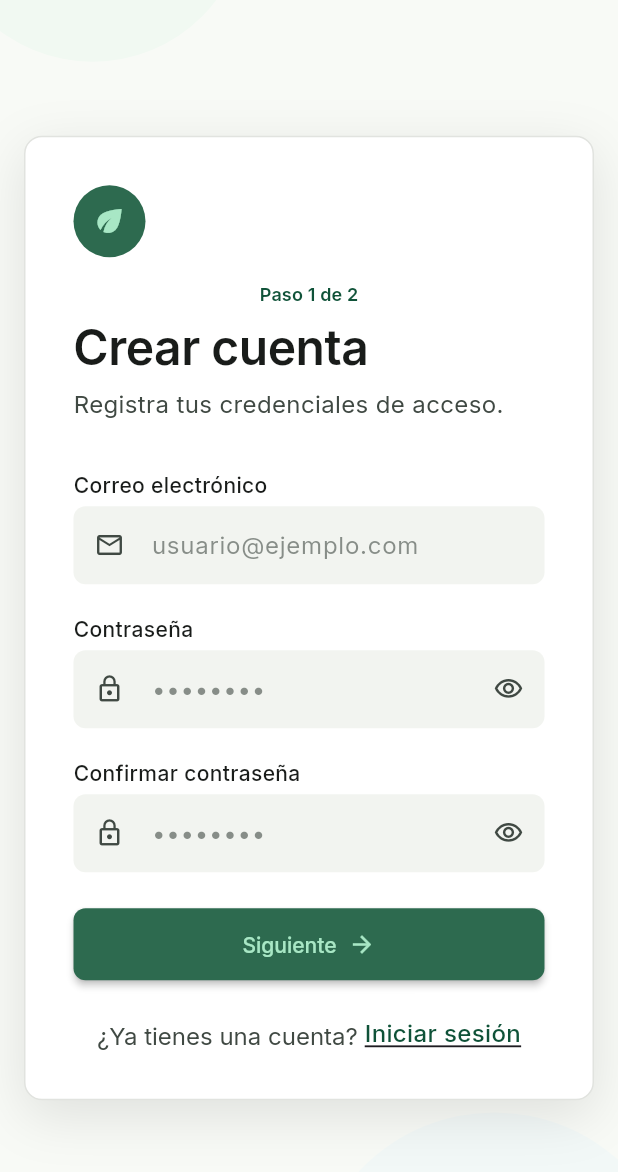
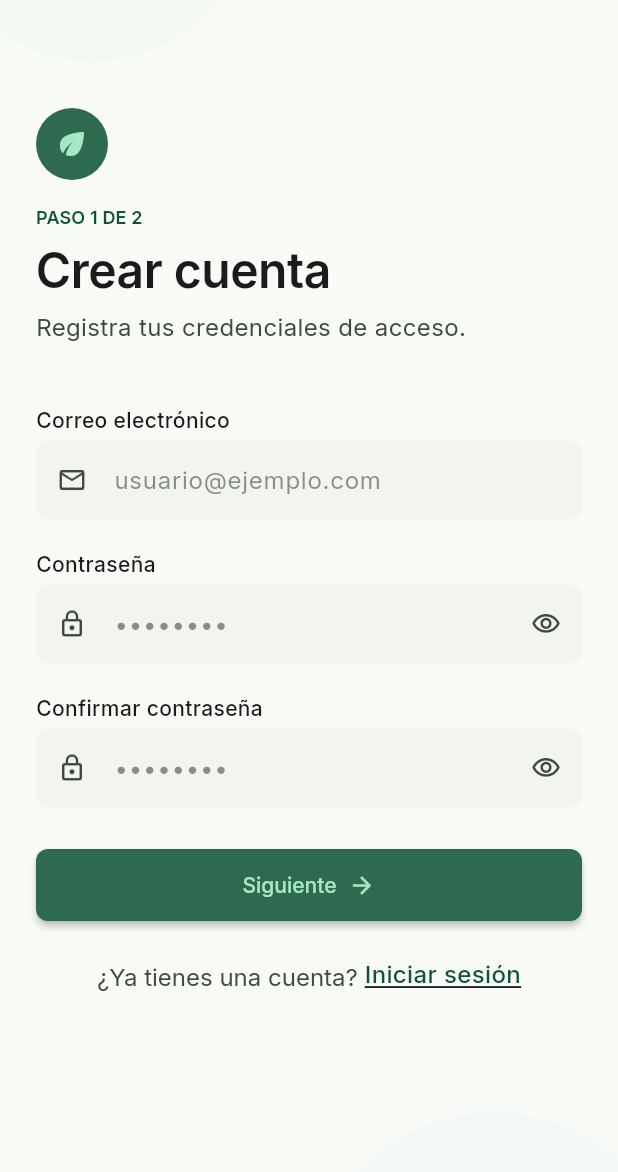
Before and after one commit to FaridAquino/EcoAlerta, a Flutter app: the screen it shows after launch, after a tap on "Crear cuenta", on a phone screen of 412 x 824 dp. Shown: the top 1172 px of the screen. Run offline on Flutter 3.47's test engine with Material 3 defaults, Android fonts, the phone set to English and light mode, and no system bars; our stand-ins replace flutter_dotenv, flutter_map, flutter_riverpod, flutter_secure_storage, go_router, google_fonts and 1 more.

Commit message:
feat: login y registro en pantalla completa sin recuadro

```diff
--- a/eco_alerta/lib/features/auth/presentation/screens/login_screen.dart
+++ b/eco_alerta/lib/features/auth/presentation/screens/login_screen.dart
@@ -1,4 +1,5 @@
 import 'package:flutter/material.dart';
+import 'package:flutter/services.dart';
 import 'package:flutter_riverpod/flutter_riverpod.dart';
 import 'package:go_router/go_router.dart';
 import 'package:google_fonts/google_fonts.dart';
@@ -20,6 +21,17 @@ class _LoginScreenState extends ConsumerState<LoginScreen> {
   final _passCtrl = TextEditingController();
 
   @override
+  void initState() {
+    super.initState();
+    SystemChrome.setSystemUIOverlayStyle(
+      const SystemUiOverlayStyle(
+        statusBarColor: Colors.transparent,
+        statusBarIconBrightness: Brightness.dark,
+      ),
+    );
+  }
+
+  @override
   void dispose() {
     _emailCtrl.dispose();
     _passCtrl.dispose();
@@ -31,9 +43,7 @@ class _LoginScreenState extends ConsumerState<LoginScreen> {
     final ok = await ref
         .read(authProvider.notifier)
         .login(_emailCtrl.text.trim(), _passCtrl.text);
-    if (ok && mounted) {
-      context.go('/home');
-    }
+    if (ok && mounted) context.go('/home');
   }
 
   @override
@@ -44,47 +54,29 @@ class _LoginScreenState extends ConsumerState<LoginScreen> {
     ref.listen(authProvider, (_, next) {
       if (next is AuthError) {
         ScaffoldMessenger.of(context).showSnackBar(
-          SnackBar(
-            content: Text(next.message),
-            backgroundColor: AppColors.error,
-          ),
+          SnackBar(content: Text(next.message), backgroundColor: AppColors.error),
         );
         ref.read(authProvider.notifier).clearError();
       }
     });
 
     return Scaffold(
+      extendBodyBehindAppBar: true,
       backgroundColor: AppColors.background,
       body: Stack(
         children: [
-          _DecorativeBackground(),
+          const _DecorativeBackground(),
           SafeArea(
-            child: Center(
             child: SingleChildScrollView(
-                padding: const EdgeInsets.symmetric(horizontal: 16, vertical: 24),
-                child: ConstrainedBox(
-                  constraints: const BoxConstraints(maxWidth: 400),
-                  child: Container(
-                    padding: const EdgeInsets.all(32),
-                    decoration: BoxDecoration(
-                      color: AppColors.surfaceContainerLowest,
-                      borderRadius: BorderRadius.circular(12),
-                      border: Border.all(color: AppColors.surfaceVariant),
-                      boxShadow: const [
-                        BoxShadow(
-                          color: Color(0x1A000000),
-                          blurRadius: 30,
-                          offset: Offset(0, 10),
-                        ),
-                      ],
-                    ),
+              padding: const EdgeInsets.symmetric(horizontal: 24, vertical: 24),
               child: Form(
                 key: _formKey,
                 child: Column(
-                        mainAxisSize: MainAxisSize.min,
+                  crossAxisAlignment: CrossAxisAlignment.stretch,
                   children: [
-                          _Header(),
-                          const SizedBox(height: 32),
+                    const SizedBox(height: 48),
+                    const _Header(),
+                    const SizedBox(height: 40),
                     EcoTextField(
                       label: 'Correo electrónico',
                       placeholder: 'usuario@ejemplo.com',
@@ -98,7 +90,60 @@ class _LoginScreenState extends ConsumerState<LoginScreen> {
                       },
                     ),
                     const SizedBox(height: 20),
-                          Column(
+                    _PasswordField(controller: _passCtrl),
+                    const SizedBox(height: 28),
+                    EcoPrimaryButton(
+                      label: 'Entrar',
+                      icon: Icons.login,
+                      onPressed: _submit,
+                      isLoading: isLoading,
+                    ),
+                    const SizedBox(height: 24),
+                    Center(
+                      child: RichText(
+                        text: TextSpan(
+                          style: GoogleFonts.inter(
+                            fontSize: 16,
+                            color: AppColors.onSurfaceVariant,
+                          ),
+                          children: [
+                            const TextSpan(text: '¿No tienes una cuenta? '),
+                            WidgetSpan(
+                              child: GestureDetector(
+                                onTap: () => context.push('/register/step1'),
+                                child: Text(
+                                  'Crear cuenta',
+                                  style: GoogleFonts.inter(
+                                    fontSize: 16,
+                                    fontWeight: FontWeight.w500,
+                                    color: AppColors.primary,
+                                    decoration: TextDecoration.underline,
+                                  ),
+                                ),
+                              ),
+                            ),
+                          ],
+                        ),
+                      ),
+                    ),
+                  ],
+                ),
+              ),
+            ),
+          ),
+        ],
+      ),
+    );
+  }
+}
+
+class _PasswordField extends StatelessWidget {
+  final TextEditingController controller;
+  const _PasswordField({required this.controller});
+
+  @override
+  Widget build(BuildContext context) {
+    return Column(
       crossAxisAlignment: CrossAxisAlignment.start,
       children: [
         Row(
@@ -130,7 +175,7 @@ class _LoginScreenState extends ConsumerState<LoginScreen> {
           label: '',
           placeholder: '••••••••',
           prefixIcon: Icons.lock_outline,
-                                controller: _passCtrl,
+          controller: controller,
           isPassword: true,
           validator: (v) {
             if (v == null || v.isEmpty) return 'Ingresa tu contraseña';
@@ -138,55 +183,13 @@ class _LoginScreenState extends ConsumerState<LoginScreen> {
           },
         ),
       ],
-                          ),
-                          const SizedBox(height: 24),
-                          EcoPrimaryButton(
-                            label: 'Entrar',
-                            icon: Icons.login,
-                            onPressed: _submit,
-                            isLoading: isLoading,
-                          ),
-                          const SizedBox(height: 24),
-                          RichText(
-                            text: TextSpan(
-                              style: GoogleFonts.inter(
-                                fontSize: 16,
-                                color: AppColors.onSurfaceVariant,
-                              ),
-                              children: [
-                                const TextSpan(text: '¿No tienes una cuenta? '),
-                                WidgetSpan(
-                                  child: GestureDetector(
-                                    onTap: () => context.push('/register/step1'),
-                                    child: Text(
-                                      'Crear cuenta',
-                                      style: GoogleFonts.inter(
-                                        fontSize: 16,
-                                        fontWeight: FontWeight.w500,
-                                        color: AppColors.primary,
-                                        decoration: TextDecoration.underline,
-                                      ),
-                                    ),
-                                  ),
-                                ),
-                              ],
-                            ),
-                          ),
-                        ],
-                      ),
-                    ),
-                  ),
-                ),
-              ),
-            ),
-          ),
-        ],
-      ),
     );
   }
 }
 
 class _Header extends StatelessWidget {
+  const _Header();
+
   @override
   Widget build(BuildContext context) {
     return Column(
@@ -207,17 +210,14 @@ class _Header extends StatelessWidget {
             fontSize: 32,
             fontWeight: FontWeight.w600,
             color: AppColors.primary,
-            letterSpacing: -0.01 * 32,
+            letterSpacing: -0.32,
           ),
         ),
         const SizedBox(height: 8),
         Text(
           'Bienvenido de nuevo. Accede a tu cuenta\npara continuar cuidando el medio ambiente.',
           textAlign: TextAlign.center,
-          style: GoogleFonts.inter(
-            fontSize: 16,
-            color: AppColors.onSurfaceVariant,
-          ),
+          style: GoogleFonts.inter(fontSize: 16, color: AppColors.onSurfaceVariant),
         ),
       ],
     );
@@ -225,17 +225,20 @@ class _Header extends StatelessWidget {
 }
 
 class _DecorativeBackground extends StatelessWidget {
+  const _DecorativeBackground();
+
   @override
   Widget build(BuildContext context) {
+    final size = MediaQuery.of(context).size;
     return IgnorePointer(
       child: Stack(
         children: [
           Positioned(
-            top: -MediaQuery.of(context).size.height * 0.2,
-            left: -MediaQuery.of(context).size.width * 0.1,
+            top: -size.height * 0.2,
+            left: -size.width * 0.1,
             child: Container(
-              width: MediaQuery.of(context).size.width * 0.5,
-              height: MediaQuery.of(context).size.width * 0.5,
+              width: size.width * 0.5,
+              height: size.width * 0.5,
               decoration: const BoxDecoration(
                 shape: BoxShape.circle,
                 color: Color(0x1AB1F0CE),
@@ -243,11 +246,11 @@ class _DecorativeBackground extends StatelessWidget {
             ),
           ),
           Positioned(
-            bottom: -MediaQuery.of(context).size.height * 0.2,
-            right: -MediaQuery.of(context).size.width * 0.1,
+            bottom: -size.height * 0.2,
+            right: -size.width * 0.1,
             child: Container(
-              width: MediaQuery.of(context).size.width * 0.6,
-              height: MediaQuery.of(context).size.width * 0.6,
+              width: size.width * 0.6,
+              height: size.width * 0.6,
               decoration: const BoxDecoration(
                 shape: BoxShape.circle,
                 color: Color(0x1ABFE8FF),
--- a/eco_alerta/lib/features/auth/presentation/screens/register_step1_screen.dart
+++ b/eco_alerta/lib/features/auth/presentation/screens/register_step1_screen.dart
@@ -1,4 +1,5 @@
 import 'package:flutter/material.dart';
+import 'package:flutter/services.dart';
 import 'package:go_router/go_router.dart';
 import 'package:google_fonts/google_fonts.dart';
 import '../../../../core/constants/app_colors.dart';
@@ -19,6 +20,17 @@ class _RegisterStep1ScreenState extends State<RegisterStep1Screen> {
   final _confirmPassCtrl = TextEditingController();
 
   @override
+  void initState() {
+    super.initState();
+    SystemChrome.setSystemUIOverlayStyle(
+      const SystemUiOverlayStyle(
+        statusBarColor: Colors.transparent,
+        statusBarIconBrightness: Brightness.dark,
+      ),
+    );
+  }
+
+  @override
   void dispose() {
     _emailCtrl.dispose();
     _passCtrl.dispose();
@@ -37,37 +49,22 @@ class _RegisterStep1ScreenState extends State<RegisterStep1Screen> {
   @override
   Widget build(BuildContext context) {
     return Scaffold(
+      extendBodyBehindAppBar: true,
       backgroundColor: AppColors.background,
       body: Stack(
         children: [
-          _DecorativeBackground(),
+          const _DecorativeBackground(),
           SafeArea(
-            child: Center(
             child: SingleChildScrollView(
-                padding: const EdgeInsets.symmetric(horizontal: 16, vertical: 24),
-                child: ConstrainedBox(
-                  constraints: const BoxConstraints(maxWidth: 400),
-                  child: Container(
-                    padding: const EdgeInsets.all(32),
-                    decoration: BoxDecoration(
-                      color: AppColors.surfaceContainerLowest,
-                      borderRadius: BorderRadius.circular(12),
-                      border: Border.all(color: AppColors.surfaceVariant),
-                      boxShadow: const [
-                        BoxShadow(
-                          color: Color(0x1A000000),
-                          blurRadius: 30,
-                          offset: Offset(0, 10),
-                        ),
-                      ],
-                    ),
+              padding: const EdgeInsets.symmetric(horizontal: 24, vertical: 24),
               child: Form(
                 key: _formKey,
                 child: Column(
-                        mainAxisSize: MainAxisSize.min,
+                  crossAxisAlignment: CrossAxisAlignment.stretch,
                   children: [
-                          _Header(),
-                          const SizedBox(height: 32),
+                    const SizedBox(height: 48),
+                    const _Header(),
+                    const SizedBox(height: 40),
                     EcoTextField(
                       label: 'Correo electrónico',
                       placeholder: 'usuario@ejemplo.com',
@@ -104,14 +101,15 @@ class _RegisterStep1ScreenState extends State<RegisterStep1Screen> {
                         return null;
                       },
                     ),
-                          const SizedBox(height: 24),
+                    const SizedBox(height: 28),
                     EcoPrimaryButton(
                       label: 'Siguiente',
                       icon: Icons.arrow_forward,
                       onPressed: _next,
                     ),
                     const SizedBox(height: 24),
-                          RichText(
+                    Center(
+                      child: RichText(
                         text: TextSpan(
                           style: GoogleFonts.inter(
                             fontSize: 16,
@@ -136,10 +134,8 @@ class _RegisterStep1ScreenState extends State<RegisterStep1Screen> {
                           ],
                         ),
                       ),
+                    ),
                   ],
-                      ),
-                    ),
-                  ),
                 ),
               ),
             ),
@@ -151,11 +147,12 @@ class _RegisterStep1ScreenState extends State<RegisterStep1Screen> {
 }
 
 class _Header extends StatelessWidget {
+  const _Header();
+
   @override
   Widget build(BuildContext context) {
     return Column(
-      children: [
-        Row(
+      crossAxisAlignment: CrossAxisAlignment.start,
       children: [
         Container(
           width: 48,
@@ -166,11 +163,9 @@ class _Header extends StatelessWidget {
           ),
           child: const Icon(Icons.eco, color: AppColors.onPrimaryContainer, size: 24),
         ),
-          ],
-        ),
         const SizedBox(height: 16),
         Text(
-          'Paso 1 de 2',
+          'PASO 1 DE 2',
           style: GoogleFonts.inter(
             fontSize: 12,
             fontWeight: FontWeight.w600,
@@ -179,9 +174,7 @@ class _Header extends StatelessWidget {
           ),
         ),
         const SizedBox(height: 4),
-        Align(
-          alignment: Alignment.centerLeft,
-          child: Text(
+        Text(
           'Crear cuenta',
           style: GoogleFonts.inter(
             fontSize: 32,
@@ -190,14 +183,10 @@ class _Header extends StatelessWidget {
             letterSpacing: -0.32,
           ),
         ),
-        ),
         const SizedBox(height: 4),
-        Align(
-          alignment: Alignment.centerLeft,
-          child: Text(
+        Text(
           'Registra tus credenciales de acceso.',
           style: GoogleFonts.inter(fontSize: 16, color: AppColors.onSurfaceVariant),
-          ),
         ),
       ],
     );
@@ -205,17 +194,20 @@ class _Header extends StatelessWidget {
 }
 
 class _DecorativeBackground extends StatelessWidget {
+  const _DecorativeBackground();
+
   @override
   Widget build(BuildContext context) {
+    final size = MediaQuery.of(context).size;
     return IgnorePointer(
       child: Stack(
         children: [
           Positioned(
-            top: -MediaQuery.of(context).size.height * 0.2,
-            left: -MediaQuery.of(context).size.width * 0.1,
+            top: -size.height * 0.2,
+            left: -size.width * 0.1,
             child: Container(
-              width: MediaQuery.of(context).size.width * 0.5,
-              height: MediaQuery.of(context).size.width * 0.5,
+              width: size.width * 0.5,
+              height: size.width * 0.5,
               decoration: const BoxDecoration(
                 shape: BoxShape.circle,
                 color: Color(0x1AB1F0CE),
@@ -223,11 +215,11 @@ class _DecorativeBackground extends StatelessWidget {
             ),
           ),
           Positioned(
-            bottom: -MediaQuery.of(context).size.height * 0.2,
-            right: -MediaQuery.of(context).size.width * 0.1,
+            bottom: -size.height * 0.2,
+            right: -size.width * 0.1,
             child: Container(
-              width: MediaQuery.of(context).size.width * 0.6,
-              height: MediaQuery.of(context).size.width * 0.6,
+              width: size.width * 0.6,
+              height: size.width * 0.6,
               decoration: const BoxDecoration(
                 shape: BoxShape.circle,
                 color: Color(0x1ABFE8FF),
```
Lines whose indentation alone changed are shown as unchanged.
